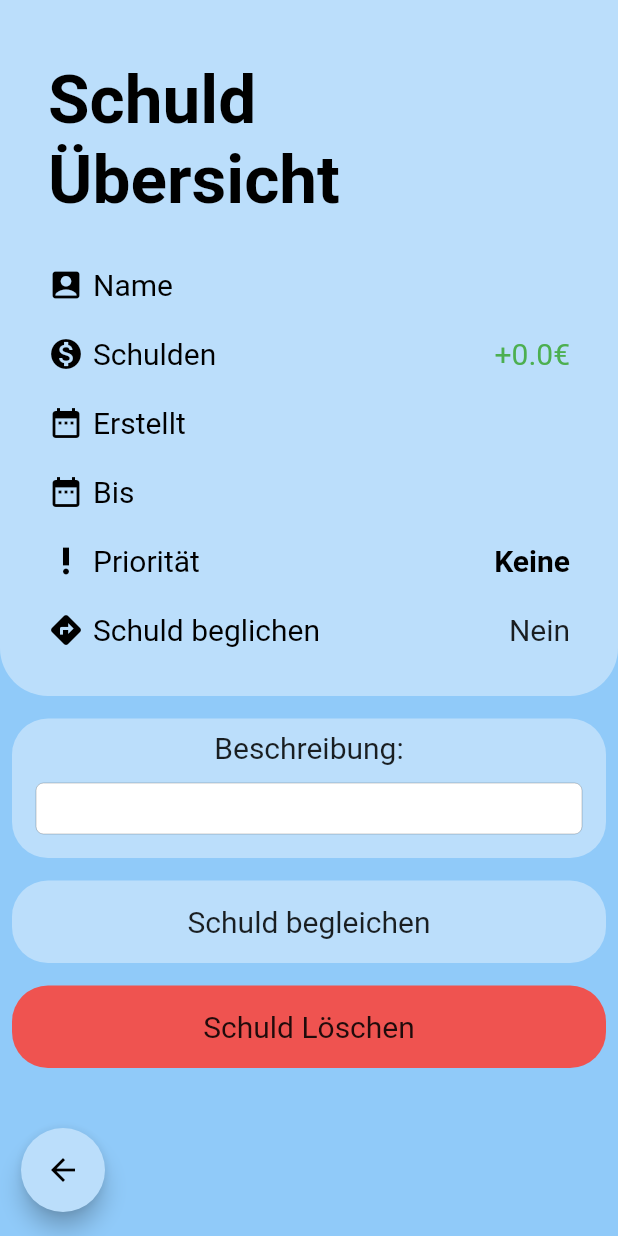
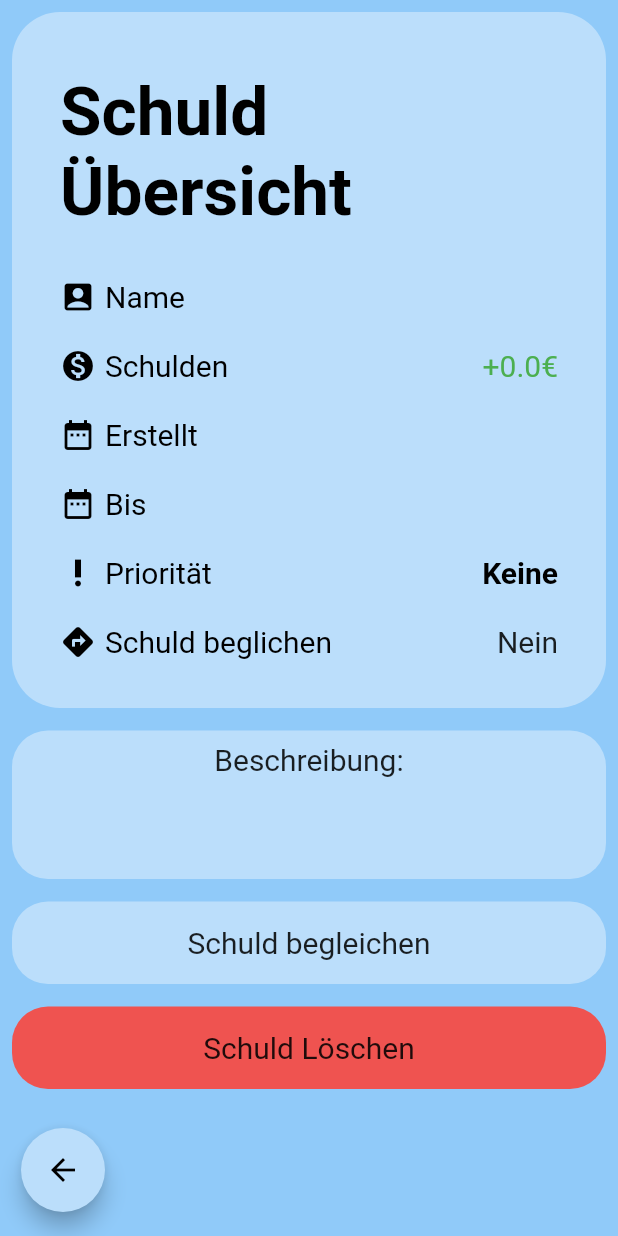
Before and after one commit to CaptainWeasle/Projekt-B-2.0, a Flutter app: the DetailedPage screen opened directly with empty values, on a phone screen of 412 x 824 dp. Run offline on Flutter 3.47's test engine with Material 2 defaults, Android fonts, the phone set to English and light mode, and no system bars; our stand-ins replace sqflite; accounts and stored records are empty; Roboto replaces fonts that are missing (Hind).

Commit message:
add descr to database, minor design changes

```diff
--- a/project_b/lib/src/database/database.dart
+++ b/project_b/lib/src/database/database.dart
@@ -9,9 +9,15 @@ final debtTABLE = 'Debt';
 class DatabaseProvider {
   static final DatabaseProvider dbProvider = DatabaseProvider();
   Database _database;
+  //bool changed = false;
   Future<Database> get database async {
+    /*if(!changed){
+      changeTable(_database, 1);
+      changed = true;
+    }*/
     if (_database != null) return _database;
     _database = await createDatabase();
+    //changeTable(_database, 1);
     return _database;
   }
 
@@ -28,6 +34,13 @@ class DatabaseProvider {
   void onUpgrade(Database database, int oldVersion, int newVersion) {
     if (newVersion > oldVersion) {}
   }
+/*
+  void changeTable(Database database, int version) async{
+    await database.rawInsert(
+      "ALTER TABLE $debtTABLE "
+      "ADD descr TEXT"
+    );
+  }*/
 
   void initDB(Database database, int version) async {
     await database.execute("CREATE TABLE $debtTABLE ("
@@ -41,7 +54,8 @@ class DatabaseProvider {
         /*SQLITE doesn't have boolean type
         so we store isDone as integer where 0 is false
         and 1 is true*/
-        "is_done INTEGER "
+        "is_done INTEGER, "
+        "descr TEXT, "
         ")");
   }
 }
--- a/project_b/lib/src/models/debtItem.dart
+++ b/project_b/lib/src/models/debtItem.dart
@@ -7,6 +7,7 @@ class DebtItem {
   int priority;
   bool iOwe;
   bool isDone;
+  String descr;
 
   DebtItem._();
   DebtItem({
@@ -18,6 +19,7 @@ class DebtItem {
     this.priority,
     this.iOwe,
     this.isDone,
+    this.descr,
   });
 
   String getName() => name;
@@ -56,6 +58,7 @@ class DebtItem {
         //we will 0 to denote that it is false
         //and 1 for true
         isDone: data['is_done'] == 1 ? true : false,
+        descr: data['descr'],
       );
   Map<String, dynamic> toDatabaseJson() => {
     //This will be used to convert Todo objects that
@@ -68,5 +71,6 @@ class DebtItem {
         "priority": this.priority,
         "iOwe": this.iOwe == true ? 1 : 0,
         "is_done": this.isDone == true ? 1 : 0,
+        "descr": this.descr,
       };
 }
--- a/project_b/lib/src/pages/addDebtDialog.dart
+++ b/project_b/lib/src/pages/addDebtDialog.dart
@@ -170,6 +170,7 @@ class AddDebtDialogState extends State<AddDebtDialog> {
                             DateTime.now().toString().substring(0, 10);
                         item.iOwe = !debtSwitch;
                         item.priority = prio;
+                        item.descr = "hat geklappt baby";
                         print(item);
                         widget.newDebtBloc.addDebt(item);
                         Navigator.pop(context, () {
--- a/project_b/lib/src/pages/detailedPage.dart
+++ b/project_b/lib/src/pages/detailedPage.dart
@@ -1,8 +1,6 @@
-import 'dart:math';
 import 'package:flutter/cupertino.dart';
 import 'package:flutter/material.dart';
 import 'package:project_b/src/blocs/newDebtBloc.dart';
-import 'package:project_b/src/database/database.dart';
 import 'package:project_b/src/models/debtItem.dart';
 import 'package:project_b/src/ui_elements/debtNumberColor.dart';
 
@@ -22,20 +20,21 @@ class DetailedPage extends StatefulWidget {
 }
 
 class DetailedPageState extends State<DetailedPage> {
+  TextEditingController beschreibungEditController = TextEditingController();
   @override
   Widget build(BuildContext context) {
-    TextEditingController beschreibungEditController = TextEditingController();
-
     var appBody = ListView(
       children: <Widget>[
         Padding(
-          padding: const EdgeInsets.fromLTRB(0, 0, 0, 0),
+          padding: const EdgeInsets.fromLTRB(8, 8, 8, 0),
           child: Container(
             decoration: BoxDecoration(
                 color: Colors.blue[100],
                 borderRadius: BorderRadius.only(
                   bottomRight: Radius.circular(32),
                   bottomLeft: Radius.circular(32),
+                  topLeft: Radius.circular(32),
+                  topRight: Radius.circular(32),
                 )),
             padding: EdgeInsets.fromLTRB(32, 0, 32, 32),
             child: Column(
@@ -175,7 +174,14 @@ class DetailedPageState extends State<DetailedPage> {
                 ),
                 Padding(
                   padding: const EdgeInsets.fromLTRB(16, 4, 16, 16),
-                  child: CupertinoTextField(
+                  child: EditableText(
+                    maxLines: 2,
+                    style: TextStyle(
+                      color: Colors.black,
+                      fontSize: 17,
+                    ),
+                    backgroundCursorColor: Colors.red,
+                    focusNode: FocusNode(),
                     controller: beschreibungEditController,
                     cursorColor: Colors.black,
                   ),
@@ -187,16 +193,20 @@ class DetailedPageState extends State<DetailedPage> {
         SizedBox(height: 15.0),
         Padding(
           padding: const EdgeInsets.only(left: 8.0, right: 8.0),
-          child: GestureDetector(
+          child: InkWell(
+            borderRadius: BorderRadius.circular(24),
+            splashColor: Colors.blue[300],
+            highlightColor: Colors.blue[100],
             onTap: () {
               setState(() {
                 begleichenButtonTap(widget.debtItem);
               });
             },
-            child: Container(
+            child: Ink(
               decoration: BoxDecoration(
-                  color: Colors.blue[100],
-                  borderRadius: BorderRadius.circular(24)),
+                color: Colors.blue[100],
+                borderRadius: BorderRadius.circular(24),
+              ),
               child: Padding(
                 padding: const EdgeInsets.all(16.0),
                 child: Center(
@@ -216,12 +226,15 @@ class DetailedPageState extends State<DetailedPage> {
         ),
         Padding(
           padding: const EdgeInsets.only(left: 8.0, right: 8.0),
-          child: GestureDetector(
+          child: InkWell(
+            borderRadius: BorderRadius.circular(24),
+            splashColor: Colors.red[600],
+            highlightColor: Colors.red[400],
             onTap: () {
               widget.debtBloc.deleteDebtById(widget.debtItem.id);
               Navigator.pop(context);
             },
-            child: Container(
+            child: Ink(
               decoration: BoxDecoration(
                   color: Colors.red[400],
                   borderRadius: BorderRadius.circular(24)),
```
